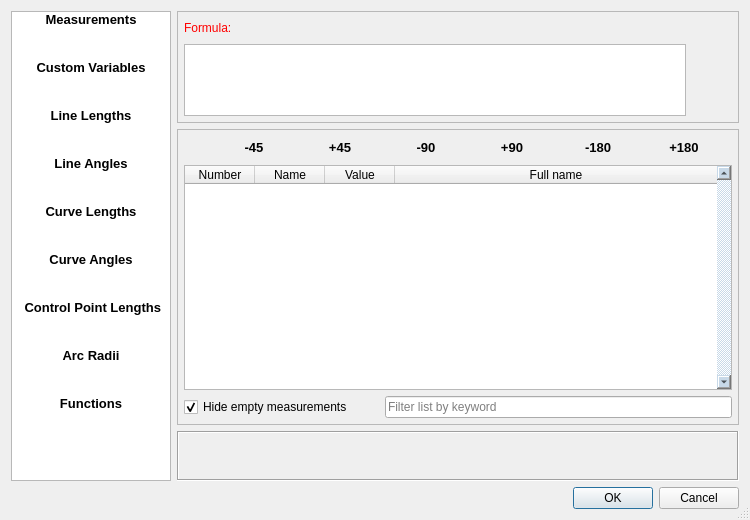
Before: the Qt Designer form src/libs/vtools/dialogs/support/edit_formula_dialog.ui in FashionFreedom/Seamly2D, drawn with Qt 5.
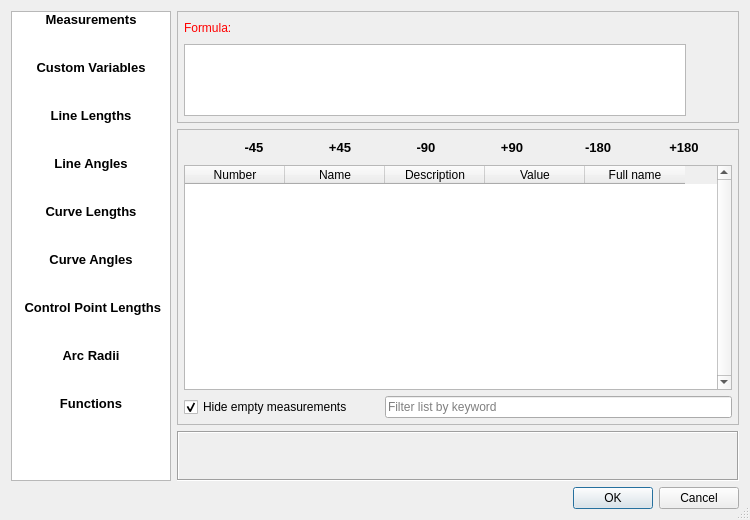
After: the same form once the commit is applied. Icons and pictures are not drawn.

Commit message: add description col to formula editor

Diff of the .ui file:
```diff
--- a/src/libs/vtools/dialogs/support/edit_formula_dialog.ui
+++ b/src/libs/vtools/dialogs/support/edit_formula_dialog.ui
@@ -840,11 +840,7 @@
                <cursorShape>PointingHandCursor</cursorShape>
               </property>
               <property name="styleSheet">
-               <string notr="true">QScrollBar:vertical {
-  background: rgb(200, 217, 232);
-  width: 14px;
-}
-</string>
+               <string notr="true"/>
               </property>
               <property name="frameShape">
                <enum>QFrame::StyledPanel</enum>
@@ -871,16 +867,16 @@
                <bool>false</bool>
               </property>
               <property name="columnCount">
-               <number>4</number>
+               <number>5</number>
               </property>
               <attribute name="horizontalHeaderMinimumSectionSize">
-               <number>70</number>
+               <number>100</number>
               </attribute>
               <attribute name="horizontalHeaderDefaultSectionSize">
-               <number>70</number>
+               <number>100</number>
               </attribute>
               <attribute name="horizontalHeaderStretchLastSection">
-               <bool>true</bool>
+               <bool>false</bool>
               </attribute>
               <attribute name="verticalHeaderVisible">
                <bool>false</bool>
@@ -901,6 +897,11 @@
                 <string>Name</string>
                </property>
               </column>
+              <column>
+               <property name="text">
+                <string>Description</string>
+               </property>
+              </column>
               <column>
                <property name="text">
                 <string>Value</string>
```
The commit also changes 2 other files.
